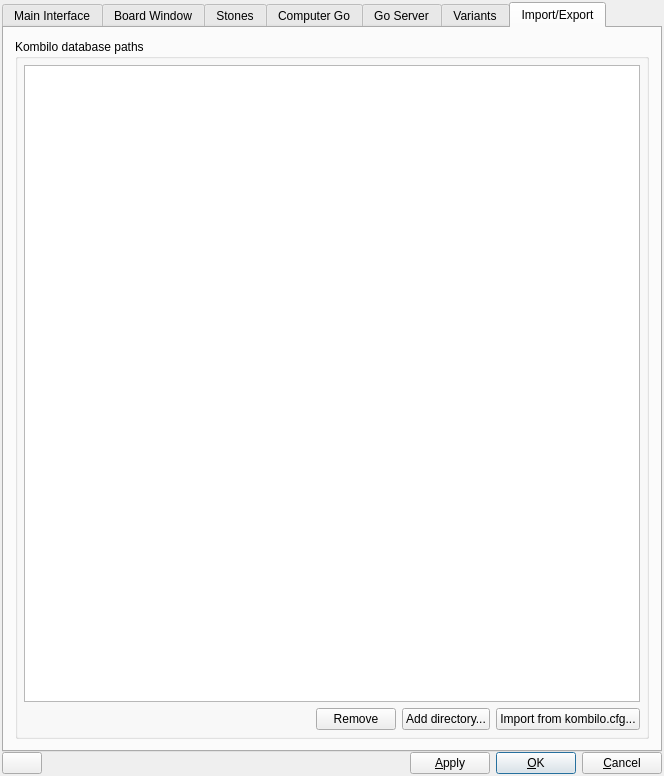
bernds/q5Go, file src/preferences_gui.ui: the form before one commit.
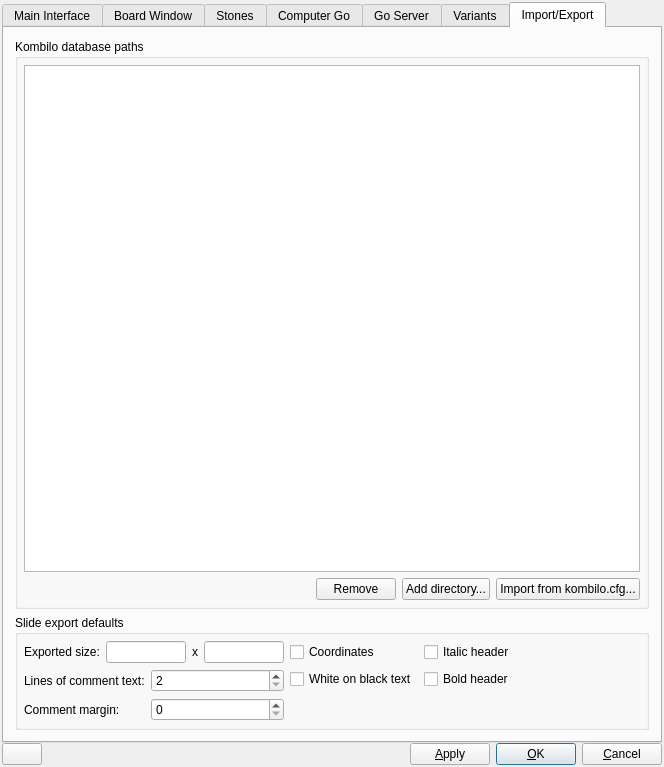
The form after the commit. The open tabs and pages were chosen to show the change. Icons and pictures are not drawn. Custom widgets are drawn as their Qt base class.

Commit message:
Add a slide view and exporter
For exporting board and comments side-by-side to image files at a fixed size.
Can export single images, or entire sequences.

```diff
--- a/src/preferences_gui.ui
+++ b/src/preferences_gui.ui
@@ -7,7 +7,7 @@
     <x>0</x>
     <y>0</y>
     <width>664</width>
-    <height>776</height>
+    <height>767</height>
    </rect>
   </property>
   <property name="sizePolicy">
@@ -4589,6 +4589,12 @@
       <layout class="QGridLayout" name="gridLayout_12">
        <item row="0" column="0">
         <widget class="QGroupBox" name="groupBox_8">
+         <property name="sizePolicy">
+          <sizepolicy hsizetype="Preferred" vsizetype="Expanding">
+           <horstretch>0</horstretch>
+           <verstretch>0</verstretch>
+          </sizepolicy>
+         </property>
          <property name="title">
           <string>Kombilo database paths</string>
          </property>
@@ -4649,6 +4655,199 @@
          </layout>
         </widget>
        </item>
+       <item row="1" column="0">
+        <widget class="QGroupBox" name="groupBox_9">
+         <property name="title">
+          <string>Slide export defaults</string>
+         </property>
+         <layout class="QGridLayout" name="gridLayout_14">
+          <property name="leftMargin">
+           <number>6</number>
+          </property>
+          <property name="topMargin">
+           <number>6</number>
+          </property>
+          <property name="rightMargin">
+           <number>6</number>
+          </property>
+          <property name="bottomMargin">
+           <number>6</number>
+          </property>
+          <item row="0" column="3">
+           <spacer name="horizontalSpacer_4">
+            <property name="orientation">
+             <enum>Qt::Horizontal</enum>
+            </property>
+            <property name="sizeHint" stdset="0">
+             <size>
+              <width>1</width>
+              <height>20</height>
+             </size>
+            </property>
+           </spacer>
+          </item>
+          <item row="0" column="0">
+           <widget class="QWidget" name="widget_2" native="true">
+            <layout class="QHBoxLayout" name="horizontalLayout_19">
+             <property name="leftMargin">
+              <number>0</number>
+             </property>
+             <property name="topMargin">
+              <number>0</number>
+             </property>
+             <property name="rightMargin">
+              <number>0</number>
+             </property>
+             <property name="bottomMargin">
+              <number>0</number>
+             </property>
+             <item>
+              <widget class="QLabel" name="label_26">
+               <property name="text">
+                <string>Exported size:</string>
+               </property>
+              </widget>
+             </item>
+             <item>
+              <widget class="QLineEdit" name="slideXEdit">
+               <property name="sizePolicy">
+                <sizepolicy hsizetype="Preferred" vsizetype="Fixed">
+                 <horstretch>0</horstretch>
+                 <verstretch>0</verstretch>
+                </sizepolicy>
+               </property>
+               <property name="maximumSize">
+                <size>
+                 <width>80</width>
+                 <height>16777215</height>
+                </size>
+               </property>
+               <property name="toolTip">
+                <string>The dimensions used when saving.</string>
+               </property>
+              </widget>
+             </item>
+             <item>
+              <widget class="QLabel" name="label_28">
+               <property name="text">
+                <string>x</string>
+               </property>
+              </widget>
+             </item>
+             <item>
+              <widget class="QLineEdit" name="slideYEdit">
+               <property name="sizePolicy">
+                <sizepolicy hsizetype="Preferred" vsizetype="Fixed">
+                 <horstretch>0</horstretch>
+                 <verstretch>0</verstretch>
+                </sizepolicy>
+               </property>
+               <property name="maximumSize">
+                <size>
+                 <width>80</width>
+                 <height>16777215</height>
+                </size>
+               </property>
+               <property name="toolTip">
+                <string>The dimensions used when saving.</string>
+               </property>
+              </widget>
+             </item>
+            </layout>
+           </widget>
+          </item>
+          <item row="1" column="0" rowspan="2">
+           <widget class="QWidget" name="settingsFormWidget" native="true">
+            <layout class="QFormLayout" name="formLayout_4">
+             <property name="leftMargin">
+              <number>0</number>
+             </property>
+             <property name="topMargin">
+              <number>0</number>
+             </property>
+             <property name="rightMargin">
+              <number>0</number>
+             </property>
+             <property name="bottomMargin">
+              <number>0</number>
+             </property>
+             <item row="0" column="0">
+              <widget class="QLabel" name="label_29">
+               <property name="text">
+                <string>Lines of comment text:</string>
+               </property>
+              </widget>
+             </item>
+             <item row="0" column="1">
+              <widget class="QSpinBox" name="slideLinesSpinBox">
+               <property name="toolTip">
+                <string>This controls the font size for the comments display</string>
+               </property>
+               <property name="minimum">
+                <number>2</number>
+               </property>
+              </widget>
+             </item>
+             <item row="1" column="0">
+              <widget class="QLabel" name="label_25">
+               <property name="text">
+                <string>Comment margin:</string>
+               </property>
+              </widget>
+             </item>
+             <item row="1" column="1">
+              <widget class="QSpinBox" name="slideMarginSpinBox">
+               <property name="maximum">
+                <number>5</number>
+               </property>
+              </widget>
+             </item>
+            </layout>
+           </widget>
+          </item>
+          <item row="1" column="2">
+           <widget class="QCheckBox" name="slideBoldCheckBox">
+            <property name="toolTip">
+             <string>Determines how the first paragraph of the comments should be displayed.</string>
+            </property>
+            <property name="text">
+             <string>Bold header</string>
+            </property>
+           </widget>
+          </item>
+          <item row="1" column="1">
+           <widget class="QCheckBox" name="slideWBCheckBox">
+            <property name="toolTip">
+             <string>Choose the color scheme for the comments</string>
+            </property>
+            <property name="text">
+             <string>White on black text</string>
+            </property>
+           </widget>
+          </item>
+          <item row="0" column="1">
+           <widget class="QCheckBox" name="slideCoordsCheckBox">
+            <property name="toolTip">
+             <string>Show board coordinates</string>
+            </property>
+            <property name="text">
+             <string>Coordinates</string>
+            </property>
+           </widget>
+          </item>
+          <item row="0" column="2">
+           <widget class="QCheckBox" name="slideItalicCheckBox">
+            <property name="toolTip">
+             <string>Determines how the first paragraph of the comments should be displayed.</string>
+            </property>
+            <property name="text">
+             <string>Italic header</string>
+            </property>
+           </widget>
+          </item>
+         </layout>
+        </widget>
+       </item>
       </layout>
      </widget>
     </widget>
```
Left out of the diff: 2 changed lines with no effect on the pictures. The commit also changes 14 other files.
